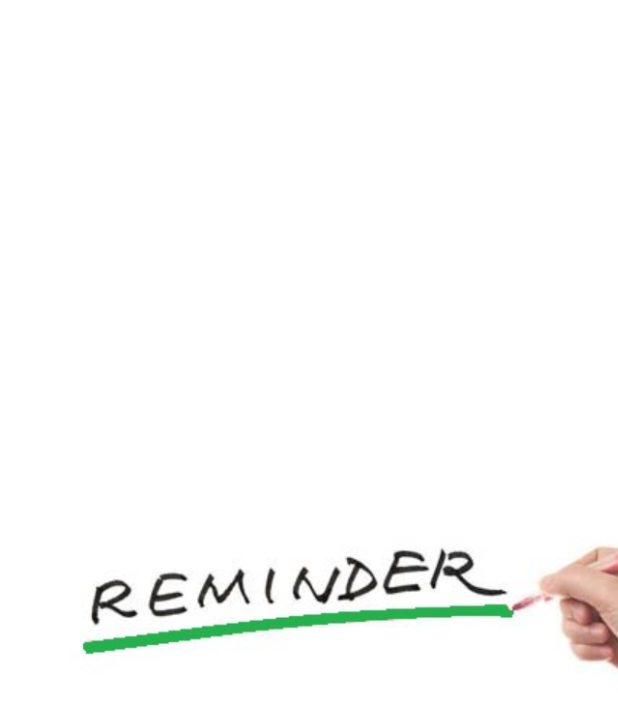
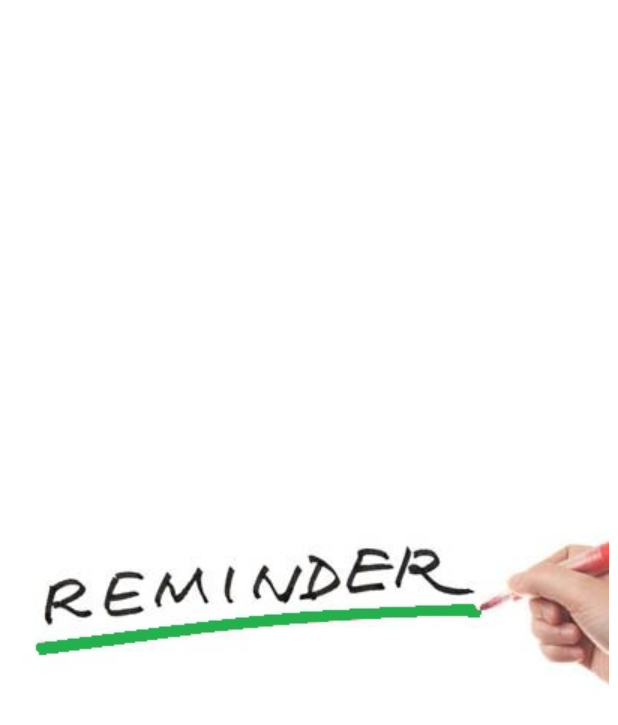
Before and after one commit to IhorSpivak/Reminder, an Android app: the layout fragment_splash.xml on its own in the app's theme, with its tools: preview values and no code run, on a phone screen of 412 x 824 dp. Shown: the top 725 px of the screen. Run offline under Robolectric (Android 15) with nearby library versions, the phone set to English and light mode, and no system bars.

```diff
--- a/app/src/main/res/layout/fragment_splash.xml
+++ b/app/src/main/res/layout/fragment_splash.xml
@@ -1,18 +1,16 @@
-<FrameLayout
+<?xml version="1.0" encoding="utf-8"?>
+ <FrameLayout
     android:background="@color/white"
-    xmlns:android="http://schemas.android.com/apk/res/android"
-xmlns:tools="http://schemas.android.com/tools"
-android:layout_width="match_parent"
-android:layout_height="match_parent"
-tools:context="com.example.sokol.reminder.fragments.SplashFragment">
+    tools:context=".MainActivity"
+    android:layout_height="match_parent"
+    android:layout_width="match_parent"
+    xmlns:tools="http://schemas.android.com/tools"
+    xmlns:android="http://schemas.android.com/apk/res/android">
 
-
-<ImageView
-    android:layout_width="wrap_content"
-    android:layout_height="wrap_content"
-    android:src="@drawable/reminder"
-    android:layout_gravity="center"
-    android:layout_marginLeft="25sp"
-    />
+    <ImageView
+        android:layout_height="wrap_content"
+        android:layout_width="wrap_content"
+        android:layout_gravity="center"
+        android:src="@drawable/reminder"/>
 
 </FrameLayout>
```
Also changed, not shown: app/src/main/java/com/example/sokol/reminder/MainActivity.java (+32 -6 lines), app/src/main/java/com/example/sokol/reminder/fragments/SplashFragment.java (added, +56 -0 lines).
